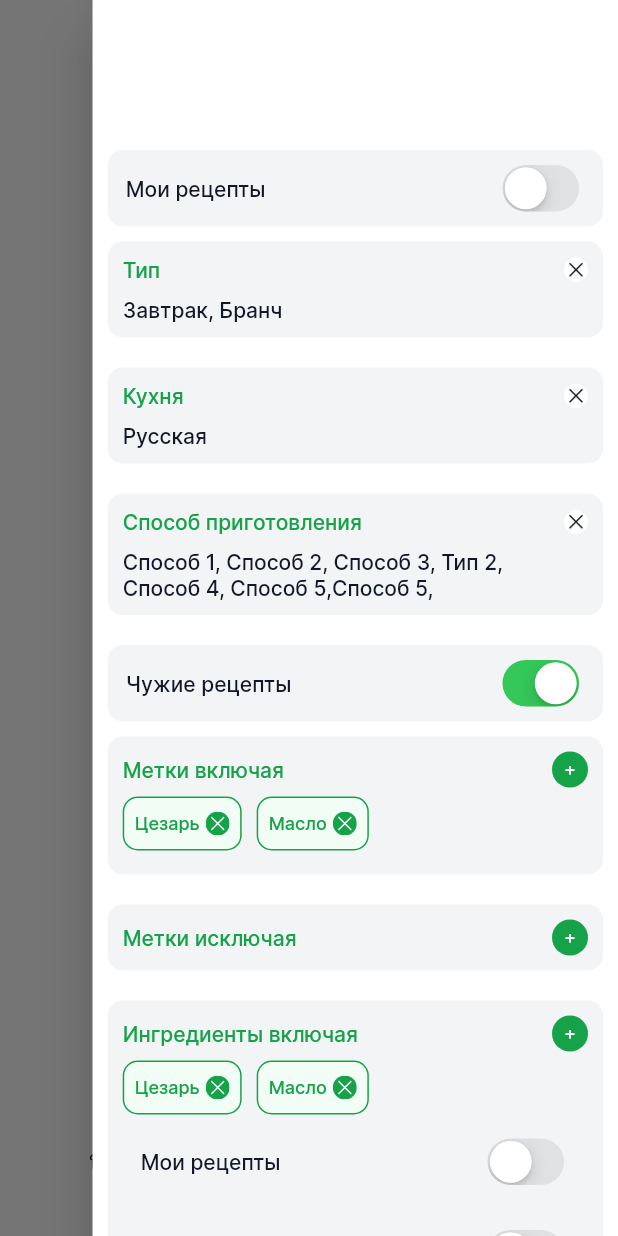
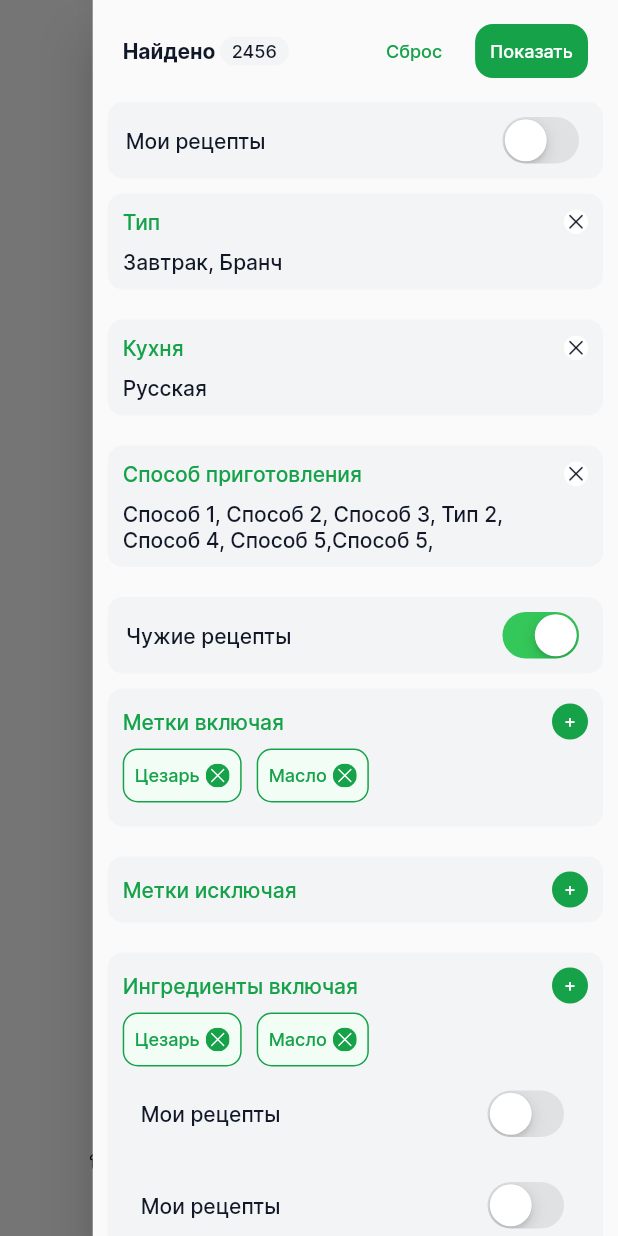
Before and after one commit to Javoh29/iChef, a Flutter app: the screen it shows after launch, item 2 of the bottom bar chosen, with the side drawer open, on a phone screen of 412 x 824 dp. Run offline on Flutter 3.47's test engine with Material 2 defaults, Android fonts, the phone set to English and light mode, and no system bars; our stand-ins replace flutter_slidable, flutter_svg, mask_text_input_formatter, modal_bottom_sheet, sliding_up_panel.

Commit message:
reviewed and bugs fixed

```diff
--- a/lib/presentation/components/filter_end_drawer.dart
+++ b/lib/presentation/components/filter_end_drawer.dart
@@ -1,5 +1,6 @@
 import 'package:flutter/material.dart';
 import 'package:ichef/config/constants/app_text_styles.dart';
+import 'package:ichef/presentation/components/custom_badge.dart';
 
 import '../../config/constants/app_colors.dart';
 import '../../config/constants/app_decorations.dart';
@@ -18,11 +19,14 @@ class FilterEndDrawer extends StatefulWidget {
 class _FilterEndDrawerState extends State<FilterEndDrawer> {
   @override
   Widget build(BuildContext context) {
-    return Scaffold(
-      appBar: PreferredSize(
-        preferredSize: const Size.fromHeight(100.0),
-        child: Container(
-          padding: const EdgeInsets.symmetric(horizontal: 10, vertical: 50),
+    return Drawer(
+      width: MediaQuery.of(context).size.width * 0.85,
+      child: SafeArea(
+        child: ListView(
+          padding: const EdgeInsets.symmetric(horizontal: 10),
+          children: [
+            Container(
+              padding: const EdgeInsets.all(10),
               child: Row(
                 mainAxisAlignment: MainAxisAlignment.spaceBetween,
                 children: [
@@ -32,12 +36,10 @@ class _FilterEndDrawerState extends State<FilterEndDrawer> {
                         'Найдено',
                         style: AppTextStyles.b5Medium.copyWith(fontWeight: FontWeight.w700),
                       ),
-                  Container(
-                    padding: const EdgeInsets.symmetric(horizontal: 7, vertical: 2),
-                    margin: const EdgeInsets.only(left: 5),
-                    decoration: AppDecorations.defDecor,
-                    child: Text('2456', style: AppTextStyles.b4Regular),
-                  )
+                      const CustomBadge(
+                        text: '2456',
+                        isActive: false,
+                      ),
                     ],
                   ),
                   Row(
@@ -46,18 +48,15 @@ class _FilterEndDrawerState extends State<FilterEndDrawer> {
                         padding: const EdgeInsets.only(right: 22),
                         child: Text(
                           'Сброс',
-                      style:
-                          AppTextStyles.b4Medium.copyWith(fontWeight: FontWeight.w700, color: AppColors.primaryLight),
+                          style: AppTextStyles.b4Medium.copyWith(color: AppColors.primaryLight),
                         ),
                       ),
                       TextButton(
                         onPressed: () {},
-                    style: ButtonStyle(
-                      backgroundColor: MaterialStateProperty.all(AppColors.primaryLight.shade100),
-                      shape: MaterialStateProperty.all(
-                        RoundedRectangleBorder(borderRadius: BorderRadius.circular(12)),
-                      ),
-                    ),
+                        style: AppDecorations.buttonStyle(
+                            borderRadius: 12,
+                            padding: const EdgeInsets.symmetric(horizontal: 10),
+                            bgColor: AppColors.primaryLight.shade100),
                         child: Text(
                           'Показать',
                           style: AppTextStyles.b4Medium.copyWith(color: AppColors.baseLight.shade100),
@@ -68,10 +67,6 @@ class _FilterEndDrawerState extends State<FilterEndDrawer> {
                 ],
               ),
             ),
-      ),
-      body: ListView(
-        padding: const EdgeInsets.symmetric(horizontal: 10),
-        children: [
             PrefrencesInfoContainer(
               title: 'Мои рецепты',
               isSwitched: false,
@@ -153,6 +148,7 @@ class _FilterEndDrawerState extends State<FilterEndDrawer> {
             ),
           ],
         ),
+      ),
     );
   }
 }
--- a/lib/presentation/pages/main/main_page.dart
+++ b/lib/presentation/pages/main/main_page.dart
@@ -31,7 +31,7 @@ class _MainPageState extends State<MainPage> {
   @override
   Widget build(BuildContext context) {
     return Scaffold(
-      endDrawer: Drawer(width: MediaQuery.of(context).size.width * 0.85, child: const FilterEndDrawer()),
+      endDrawer: const FilterEndDrawer(),
       endDrawerEnableOpenDragGesture: false,
       body: Stack(
         children: [
```
Lines whose indentation alone changed are shown as unchanged.
